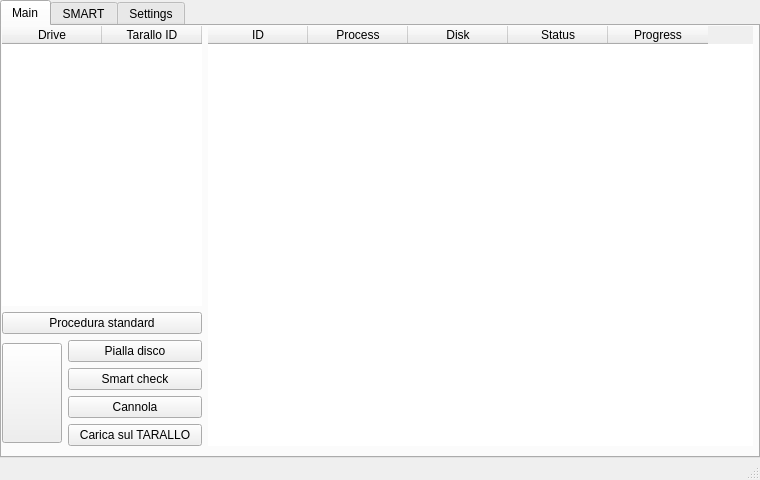
Before: the Qt Designer form assets/qt/interface.ui in WEEE-Open/pesto, drawn with Qt 5.
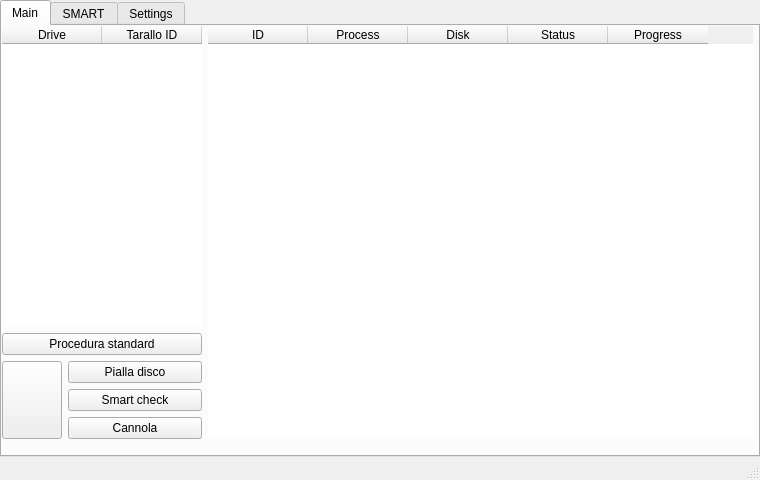
After: the same form once the commit is applied.

Commit message: Fixed reconnect bug. Removed load to tarallo button. Added disk table context menu with sleep and upload to tarallo commands (closes #75, closes #54). Changed load_to_tarallo method name with upload_to_tarallo.

The edit to the form file:
```diff
--- a/assets/qt/interface.ui
+++ b/assets/qt/interface.ui
@@ -47,7 +47,7 @@
       <x>0</x>
       <y>0</y>
       <width>760</width>
-      <height>458</height>
+      <height>457</height>
      </rect>
     </property>
     <property name="styleSheet">
@@ -66,7 +66,7 @@
         <x>0</x>
         <y>0</y>
         <width>751</width>
-        <height>420</height>
+        <height>413</height>
        </rect>
       </property>
       <layout class="QHBoxLayout" name="mainLayout">
@@ -265,13 +265,6 @@
                </property>
               </widget>
              </item>
-             <item>
-              <widget class="QPushButton" name="taralloButton">
-               <property name="text">
-                <string>Carica sul TARALLO</string>
-               </property>
-              </widget>
-             </item>
             </layout>
            </item>
           </layout>
```
Left out of the diff: 2 changed lines with no effect on the pictures. The commit also changes 3 other files.
